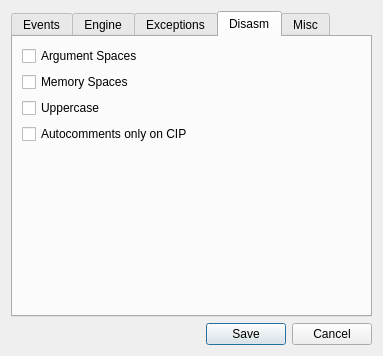
Above: x64_dbg_gui/Project/Src/Gui/SettingsDialog.ui from x64dbg/x64dbg before the change. Below: the same form after it.
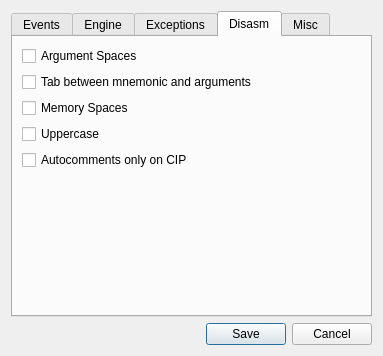
That is the form after the change. The open tabs and pages were chosen to show the change. Icons and pictures are not drawn.

Commit message: GUI: resolved issue #293 (tab between mnemonic and arguments)

Patch:
```diff
--- a/x64_dbg_gui/Project/Src/Gui/SettingsDialog.ui
+++ b/x64_dbg_gui/Project/Src/Gui/SettingsDialog.ui
@@ -379,6 +379,13 @@
          </property>
         </widget>
        </item>
+       <item>
+        <widget class="QCheckBox" name="chkTabBetweenMnemonicAndArguments">
+         <property name="text">
+          <string>Tab between mnemonic and arguments</string>
+         </property>
+        </widget>
+       </item>
        <item>
         <widget class="QCheckBox" name="chkMemorySpaces">
          <property name="text">
```
The commit also changes 4 other files.
